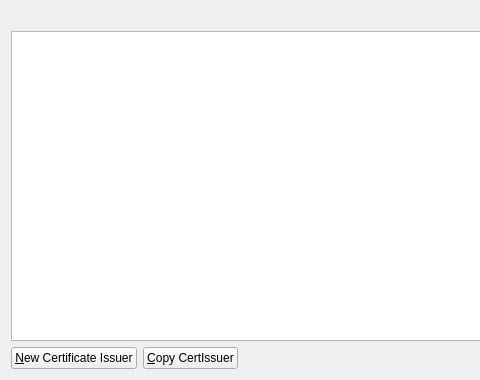
Old version of the form src/qt/forms/certlistpage.ui in the repository syscoin/syscoin1; both pictures show x 0 to 480 and y 0 to 380 of the 760 by 380 pixel window.
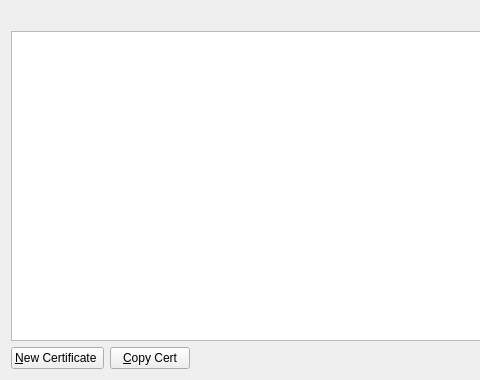
New version of the form. Icons and pictures are not drawn.

Commit message:
refactor certs + offer whitelisting WIP
offer whitelisting controlling who you allow to resell your offer aswell
as a pricing policy per whitelist entry (which is controlled via
certificate)

Removed cert issuers, not needed.

```diff
--- a/src/qt/forms/certlistpage.ui
+++ b/src/qt/forms/certlistpage.ui
@@ -60,7 +60,7 @@
         <string>Create a new certificate issuer</string>
        </property>
        <property name="text">
-        <string>&amp;New Certificate Issuer</string>
+        <string>&amp;New Certificate </string>
        </property>
        <property name="icon">
         <iconset resource="../bitcoin.qrc">
@@ -74,7 +74,7 @@
         <string>Copy the currently selected certificate issuer to the system clipboard</string>
        </property>
        <property name="text">
-        <string>&amp;Copy CertIssuer</string>
+        <string>&amp;Copy Cert</string>
        </property>
        <property name="icon">
         <iconset resource="../bitcoin.qrc">
```
Left out of the diff: 14 changed lines with no effect on the pictures. The commit also changes 40 other files.
